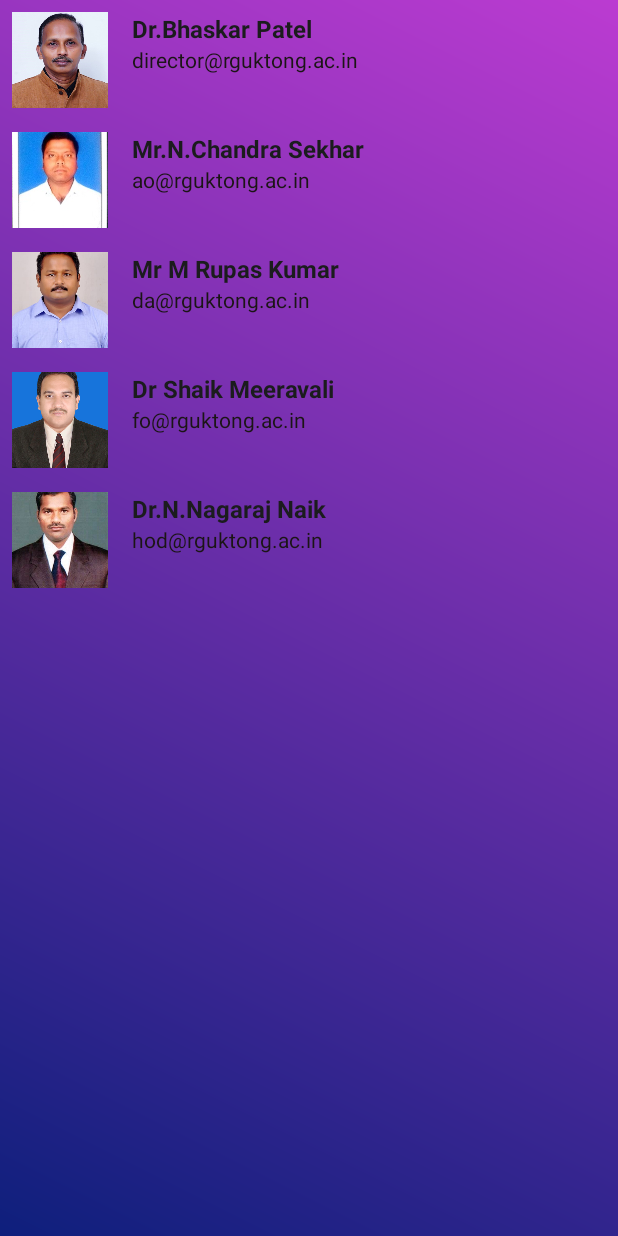
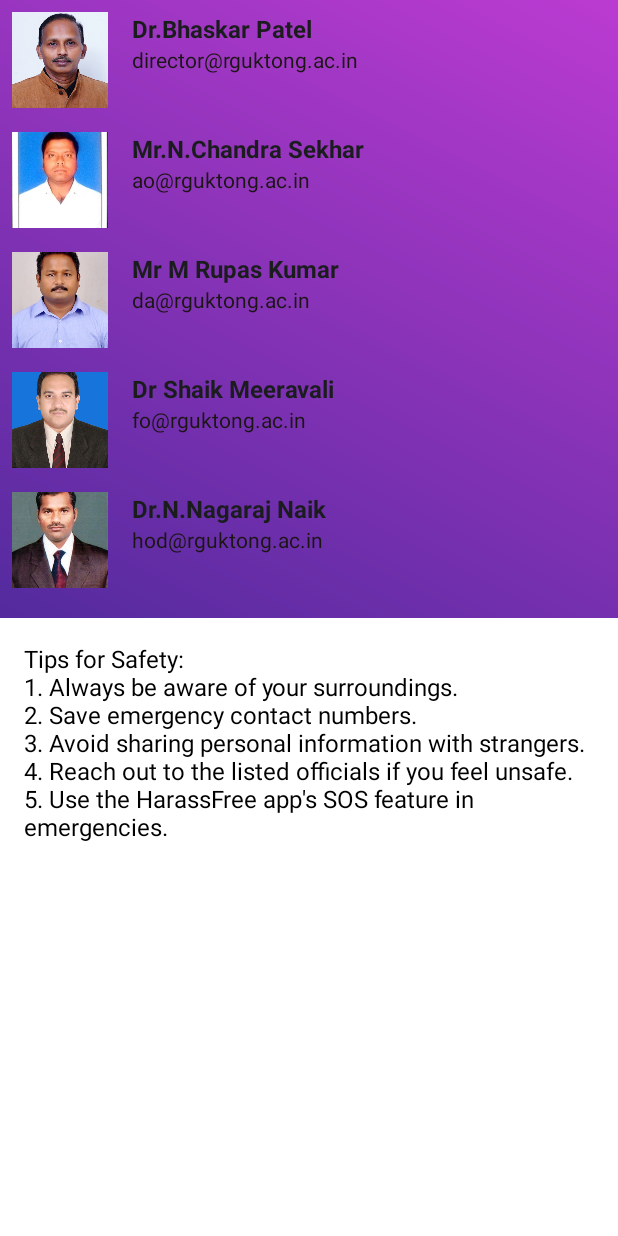
Before and after one commit to saikumar14062005/HarassFree, an Android app: the ContactActivity screen opened directly, with no data from a screen before it, on a phone screen of 412 x 824 dp. Run offline under Robolectric (Android 15) with nearby library versions, the phone set to English and light mode, and no system bars.

Commit message:
Final Commit

```diff
--- a/app/src/main/java/com/example/harassfree/ReportIncidentActivity.kt
+++ b/app/src/main/java/com/example/harassfree/ReportIncidentActivity.kt
@@ -88,7 +88,7 @@ class ReportIncidentActivity : AppCompatActivity() {
                         putExtra(Intent.EXTRA_EMAIL, arrayOf(
                             "kadavakallubabu17@gmail.com",
                             "ro200774@rguktong.ac.in",
-                            "sukumarsmiley62@gmail.com"
+                            "saikumarsmiley62@gmail.com"
                         ))
                         putExtra(Intent.EXTRA_SUBJECT, emailSubject)
                         putExtra(Intent.EXTRA_TEXT, emailBody)
--- a/app/src/main/res/layout/activity_contact.xml
+++ b/app/src/main/res/layout/activity_contact.xml
@@ -12,12 +12,26 @@
     <androidx.recyclerview.widget.RecyclerView
         android:id="@+id/recyclerView"
         android:layout_width="match_parent"
-        android:layout_height="match_parent"
-        app:layout_constraintBottom_toBottomOf="parent"
+        android:layout_height="0dp"
+        app:layout_constraintBottom_toTopOf="@+id/tipsTextView"
         app:layout_constraintEnd_toEndOf="parent"
         app:layout_constraintStart_toStartOf="parent"
         app:layout_constraintTop_toTopOf="parent"
         tools:listitem="@layout/item_official" />
 
+    <!-- TextView to display safety tips -->
+    <TextView
+        android:id="@+id/tipsTextView"
+        android:layout_width="match_parent"
+        android:layout_height="0dp"
+        android:padding="16dp"
+        android:textColor="@android:color/black"
+        android:textSize="16sp"
+        android:background="@color/white"
+        app:layout_constraintTop_toBottomOf="@+id/recyclerView"
+        app:layout_constraintBottom_toBottomOf="parent"
+        app:layout_constraintStart_toStartOf="parent"
+        app:layout_constraintEnd_toEndOf="parent"
+        android:text="Tips for Safety:\n1. Always be aware of your surroundings.\n2. Save emergency contact numbers.\n3. Avoid sharing personal information with strangers.\n4. Reach out to the listed officials if you feel unsafe.\n5. Use the HarassFree app's SOS feature in emergencies." />
 
 </androidx.constraintlayout.widget.ConstraintLayout>
```
